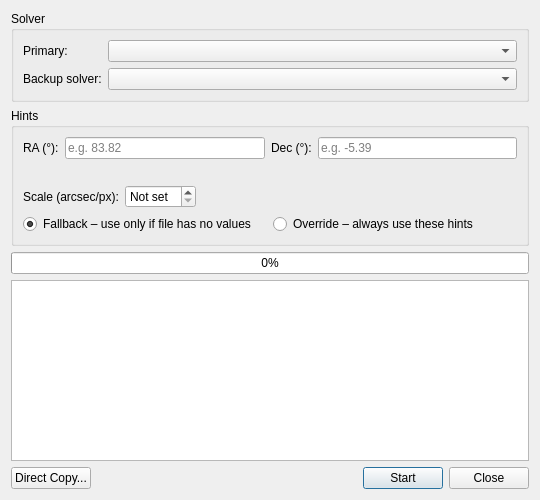
This is photonfinder/ui/PlateSolveDialog.ui in bcolyn/PhotonFinder as Qt 5 draws it before an edit. The edited form follows.
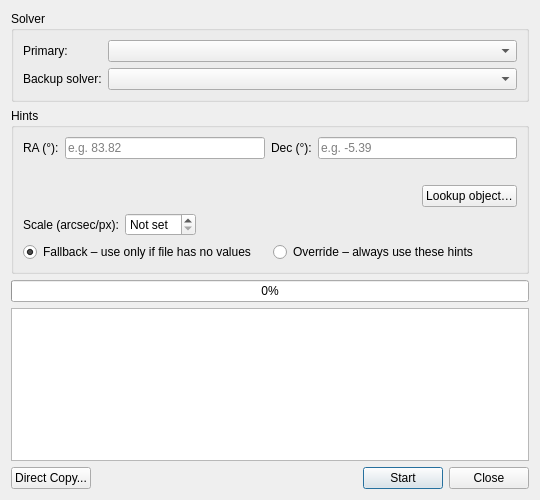
This is the edited form.

Commit message: Allow local object lookup from build-in catalog

```diff
--- a/photonfinder/ui/PlateSolveDialog.ui
+++ b/photonfinder/ui/PlateSolveDialog.ui
@@ -101,6 +101,30 @@
         </item>
        </layout>
       </item>
+      <item>
+       <layout class="QHBoxLayout" name="lookup_layout">
+        <item>
+         <spacer name="lookup_spacer">
+          <property name="orientation">
+           <enum>Qt::Orientation::Horizontal</enum>
+          </property>
+          <property name="sizeHint" stdset="0">
+           <size>
+            <width>40</width>
+            <height>20</height>
+           </size>
+          </property>
+         </spacer>
+        </item>
+        <item>
+         <widget class="QPushButton" name="lookup_hint_button">
+          <property name="text">
+           <string>Lookup object…</string>
+          </property>
+         </widget>
+        </item>
+       </layout>
+      </item>
       <item>
        <layout class="QHBoxLayout" name="scale_layout">
         <item>
```
The commit also changes 5 other files.
